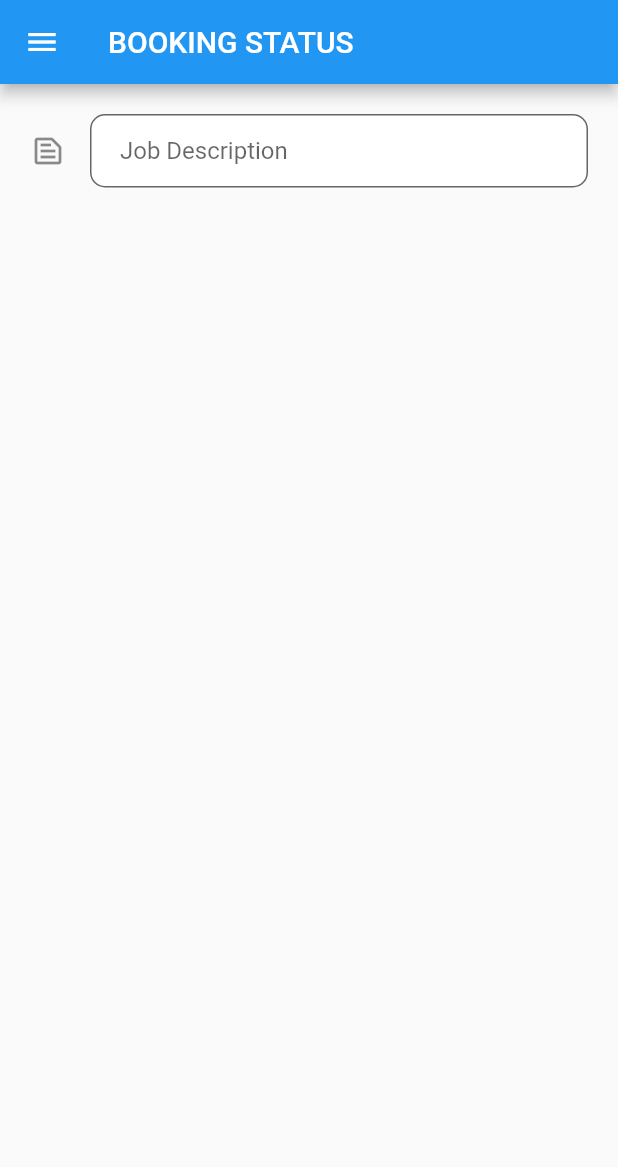
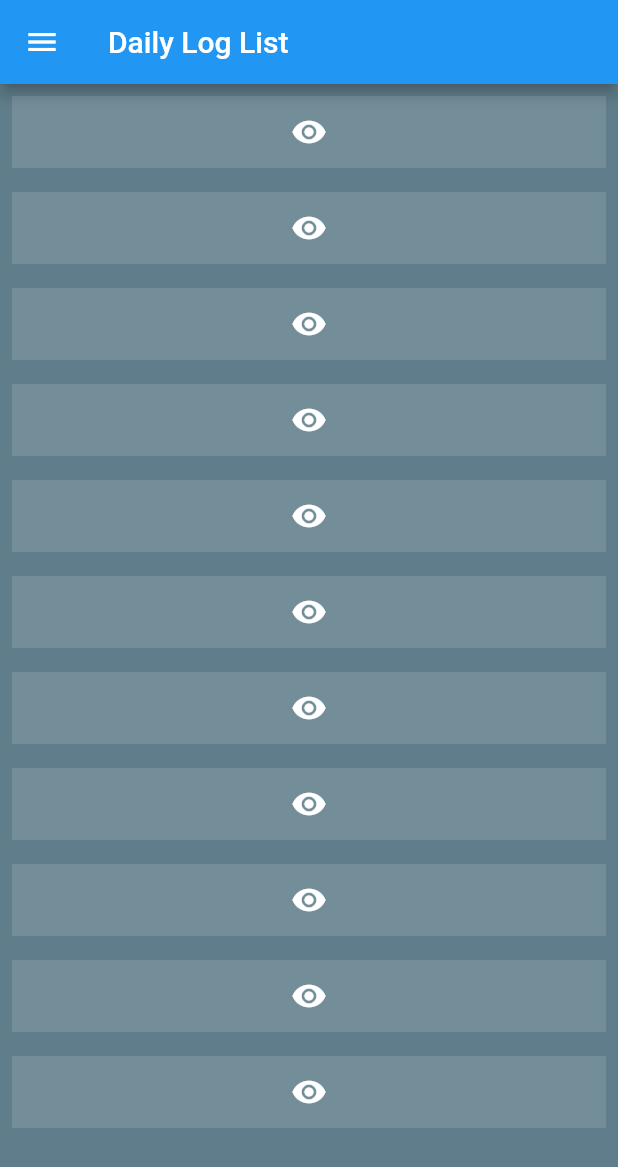
Before and after one commit to mizzi47/wallmaster, a Flutter app: the screen it shows after launch, on a phone screen of 412 x 824 dp. Shown: the top 1167 px of the screen. Run offline on Flutter 3.47's test engine with Material 2 defaults, Android fonts, the phone set to English and light mode, and no system bars; drawn by our look-alikes of flutter_advanced_drawer; our stand-ins replace carousel_slider, flutter_holo_date_picker, flutter_spinkit.

Commit message:
update ui

```diff
--- a/lib/main.dart
+++ b/lib/main.dart
@@ -1,6 +1,5 @@
 import 'package:flutter/material.dart';
-import 'package:flutter_advanced_drawer/flutter_advanced_drawer.dart';
-import 'package:wallmaster/screens/dailylog_view.dart';
+import 'package:wallmaster/screens/dailylog_list.dart';
 
 void main() {
   runApp(MyApp());
@@ -10,7 +9,7 @@ class MyApp extends StatelessWidget {
   @override
   Widget build(BuildContext context) {
     return MaterialApp(
-      home: HomeScreen(),
+      home: DailyLogList(),
     );
   }
 }
--- /dev/null
+++ b/lib/screens/dailylog_list.dart
@@ -0,0 +1,127 @@
+import 'dart:core';
+import 'dart:core';
+
+import 'package:flutter/cupertino.dart';
+import 'package:flutter/material.dart';
+import 'package:flutter_advanced_drawer/flutter_advanced_drawer.dart';
+import 'package:flutter_spinkit/flutter_spinkit.dart';
+import 'package:wallmaster/widgets/drawer.dart' as constant_drawer;
+import 'package:wallmaster/screens/dailylog.dart';
+import 'package:wallmaster/model/dailylogmodel.dart' as dailylogmodel;
+
+
+class DailyLogList extends StatefulWidget {
+  @override
+  _DailyLogListState createState() => _DailyLogListState();
+}
+
+class _DailyLogListState extends State<DailyLogList> {
+  dailylogmodel.Model _dbdailylog = dailylogmodel.Model();
+  final formkey = new GlobalKey<FormState>();
+  final _advancedDrawerController = AdvancedDrawerController();
+
+  var spinkit = SpinKitRotatingCircle(
+    color: Colors.white,
+    size: 50.0,
+  );
+
+  @override
+  Widget build(BuildContext context) {
+    double height = MediaQuery.of(context).size.height;
+    double width = MediaQuery.of(context).size.width;
+
+    return AdvancedDrawer(
+      backdropColor: Colors.blueGrey,
+      controller: _advancedDrawerController,
+      animationCurve: Curves.easeInOut,
+      animationDuration: const Duration(milliseconds: 300),
+      animateChildDecoration: true,
+      rtlOpening: false,
+      // openScale: 1.0,
+      disabledGestures: false,
+      childDecoration: const BoxDecoration(
+        borderRadius: const BorderRadius.all(Radius.circular(16)),
+      ),
+      drawer: constant_drawer.build(context),
+      child: Scaffold(
+        resizeToAvoidBottomInset: true,
+        backgroundColor: Colors.blueGrey,
+        appBar: AppBar(
+          title: const Text('Daily Log List'),
+          leading: IconButton(
+            onPressed: _handleMenuButtonPressed,
+            icon: ValueListenableBuilder<AdvancedDrawerValue>(
+              valueListenable: _advancedDrawerController,
+              builder: (_, value, __) {
+                return AnimatedSwitcher(
+                  duration: Duration(milliseconds: 250),
+                  child: Icon(
+                    value.visible ? Icons.clear : Icons.menu,
+                    key: ValueKey<bool>(value.visible),
+                  ),
+                );
+              },
+            ),
+          ),
+        ),
+        body: Stack(
+          fit: StackFit.expand,
+          children: [
+            SingleChildScrollView(
+              child: FutureBuilder<List>(
+                  future: _dbdailylog.getDailyLog(),
+                  builder: (context, snapshot) {
+                    if (snapshot.hasError) return Text(snapshot.toString());
+                    if (snapshot.hasData) {
+                      return Container(
+                        height: height * 0.85,
+                        child: _buildItem(snapshot.data, context),
+                      );
+                    } else {
+                      return spinkit;
+                    }
+                  }),
+            )
+          ],
+        ),
+      ),
+    );
+  }
+
+  _buildItem(List? list, BuildContext context) {
+    AlertDialog alert = AlertDialog(
+      title: Text('Hi'),
+    );
+    return ListView.builder(
+      shrinkWrap: true,
+      itemCount: list?.length,
+      itemBuilder: (BuildContext context, int index) {
+        return Padding(
+          padding: const EdgeInsets.all(8.0),
+          child: Container(
+            decoration: BoxDecoration(color: Colors.white12),
+            child: IconButton(
+                onPressed: () {
+                  Navigator.push(
+                    context,
+                    MaterialPageRoute(
+                        builder: (BuildContext context) =>
+                            DailyLog()),
+                  );
+                },
+                icon: Icon(
+                  Icons.remove_red_eye,
+                  color: Colors.white,
+                )),
+          ),
+        );
+      },
+    );
+  }
+
+  void _handleMenuButtonPressed() {
+    // NOTICE: Manage Advanced Drawer state through the Controller.
+    // _advancedDrawerController.value = AdvancedDrawerValue.visible();
+    _advancedDrawerController.showDrawer();
+  }
+}
--- a/lib/screens/dailylog_view.dart
+++ /dev/null
@@ -1,99 +0,0 @@
-import 'package:flutter/cupertino.dart';
-import 'package:flutter/material.dart';
-import 'package:day_night_time_picker/lib/constants.dart';
-import 'package:day_night_time_picker/lib/daynight_timepicker.dart';
-import 'package:flutter_holo_date_picker/flutter_holo_date_picker.dart';
-import 'package:flutter_advanced_drawer/flutter_advanced_drawer.dart';
-import 'package:wallmaster/widgets/drawer.dart' as constant_drawer;
-
-
-class HomeScreen extends StatefulWidget {
-  @override
-  _HomeScreenState createState() => _HomeScreenState();
-}
-
-class _HomeScreenState extends State<HomeScreen> {
-  final formkey = new GlobalKey<FormState>();
-  final _advancedDrawerController = AdvancedDrawerController();
-  TextEditingController booking_name = new TextEditingController();
-  TextEditingController booking_date = new TextEditingController();
-  var datePicked;
-
-  @override
-  Widget build(BuildContext context) {
-    return AdvancedDrawer(
-      backdropColor: Colors.blueGrey,
-      controller: _advancedDrawerController,
-      animationCurve: Curves.easeInOut,
-      animationDuration: const Duration(milliseconds: 300),
-      animateChildDecoration: true,
-      rtlOpening: false,
-      // openScale: 1.0,
-      disabledGestures: false,
-      childDecoration: const BoxDecoration(
-        borderRadius: const BorderRadius.all(Radius.circular(16)),
-      ),
-      drawer: constant_drawer.build(context),
-      child: Scaffold(
-        appBar: AppBar(
-          title: const Text('BOOKING STATUS'),
-          leading: IconButton(
-            onPressed: _handleMenuButtonPressed,
-            icon: ValueListenableBuilder<AdvancedDrawerValue>(
-              valueListenable: _advancedDrawerController,
-              builder: (_, value, __) {
-                return AnimatedSwitcher(
-                  duration: Duration(milliseconds: 250),
-                  child: Icon(
-                    value.visible ? Icons.clear : Icons.menu,
-                    key: ValueKey<bool>(value.visible),
-                  ),
-                );
-              },
-            ),
-          ),
-        ),
-        body: SingleChildScrollView(
-          child: Center(
-            child: Form(
-              child: Column(
-                children: [
-                  Container(
-                    child: Padding(
-                      padding: const EdgeInsets.all(20.0),
-                      child: TextFormField(
-                        validator: (value) {
-                          if (value!.isEmpty) {
-                            return 'Please enter Job Description';
-                          }
-                          return null;
-                        },
-                        maxLines: null,
-                        controller: booking_name,
-                        obscureText: false,
-                        decoration: InputDecoration(
-                            icon: Icon(Icons.text_snippet_outlined),
-                            filled: true,
-                            fillColor: Colors.white,
-                            contentPadding:
-                            EdgeInsets.fromLTRB(20.0, 15.0, 20.0, 15.0),
-                            hintText: "Job Description",
-                            border: OutlineInputBorder(
-                                borderRadius: BorderRadius.circular(10.0))),
-                      ),
-                    ),
-                  ),
-                ],
-              ),),
-          ),
-        ),
-      ),
-    );
-  }
-
-  void _handleMenuButtonPressed() {
-    // NOTICE: Manage Advanced Drawer state through the Controller.
-    // _advancedDrawerController.value = AdvancedDrawerValue.visible();
-    _advancedDrawerController.showDrawer();
-  }
-}
--- a/lib/widgets/drawer.dart
+++ b/lib/widgets/drawer.dart
@@ -1,7 +1,7 @@
 import 'package:flutter/cupertino.dart';
 import 'package:flutter/material.dart';
 import 'package:wallmaster/screens/dailylog.dart';
-import 'package:wallmaster/screens/dailylog_view.dart';
+import 'package:wallmaster/screens/dailylog_list.dart';
 
 Widget build(BuildContext context){
   return SafeArea(
@@ -31,11 +31,11 @@ Widget build(BuildContext context){
                 context,
                 MaterialPageRoute(
                     builder: (BuildContext context) =>
-                        HomeScreen()),
+                        DailyLogList()),
                     (route) => false,
               );},
               leading: Icon(Icons.file_copy_rounded),
-              title: Text('Booking'),
+              title: Text('Daily Log'),
             ),
             ListTile(
               onTap: () {
@@ -47,7 +47,7 @@ Widget build(BuildContext context){
                       (route) => false,
                 );},
               leading: Icon(Icons.access_time_rounded),
-              title: Text('Status'),
+              title: Text('Schedule'),
             ),
             Spacer(),
             DefaultTextStyle(
--- a/lib/widgets/testslider.dart
+++ b/lib/widgets/imagesliders.dart
@@ -79,8 +79,7 @@ Widget sliders(BuildContext context) {
       aspectRatio: 2.0,
       enlargeCenterPage: true,
       enableInfiniteScroll: false,
-      initialPage: 2,
-      autoPlay: true,
+      initialPage: 1,
     ),
     items: imageSliders,
   ));
--- a/pubspec.yaml
+++ b/pubspec.yaml
@@ -42,6 +42,7 @@ dependencies:
   day_night_time_picker: ^1.0.3+1
   carousel_slider: ^4.1.1
   extended_image: ^6.3.2
+  flutter_spinkit: ^5.1.0
 
 dev_dependencies:
   flutter_test:
```
Also changed, not shown: lib/model/dailylogmodel.dart (added, +59 -0 lines), lib/screens/dailylog.dart (+5 -57 lines), lib/screens/dailylog_add.dart (added), pubspec.lock.
